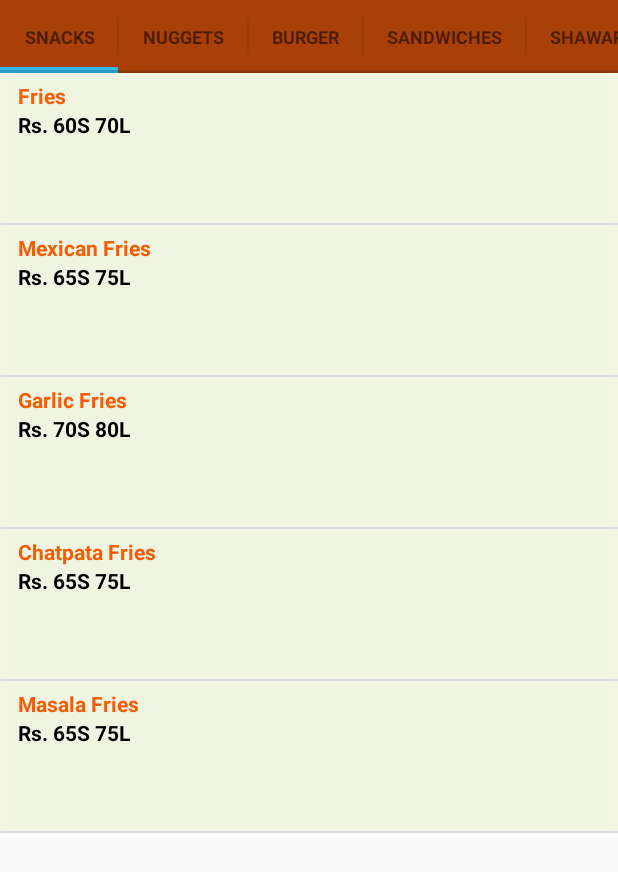
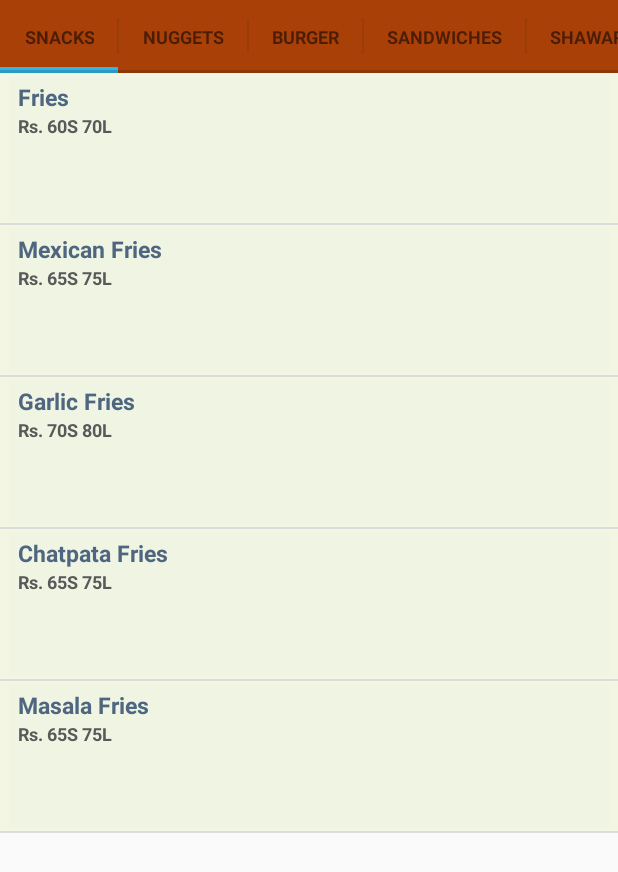
Before and after one commit to imushir/TastyBite, an Android app: the screen it shows after launch (MainActivity), on a phone screen of 412 x 824 dp. Shown: the top 872 px of the screen. Run offline under Robolectric (Android 15) with nearby library versions, the phone set to English and light mode, and no system bars.

Commit message:
textview values changes

```diff
--- a/app/src/main/res/layout/list_custom_items.xml
+++ b/app/src/main/res/layout/list_custom_items.xml
@@ -11,8 +11,9 @@
         android:layout_width="fill_parent"
         android:layout_height="fill_parent"
         android:textStyle="bold"
+        android:textSize="15sp"
         android:paddingLeft="10px"
-        android:textColor="#fff65c02"
+        android:textColor="#ff4e667f"
         android:id="@+id/txt_cst_itm_nm"
         />
 
@@ -20,7 +21,8 @@
         android:layout_width="fill_parent"
         android:layout_height="fill_parent"
         android:textStyle="bold"
+        android:textSize="12sp"
         android:paddingLeft="10px"
-        android:textColor="#FF000000"
+        android:textColor="#fb565656"
         android:id="@+id/txt_cst_itm_prc" />
 </LinearLayout>
```
